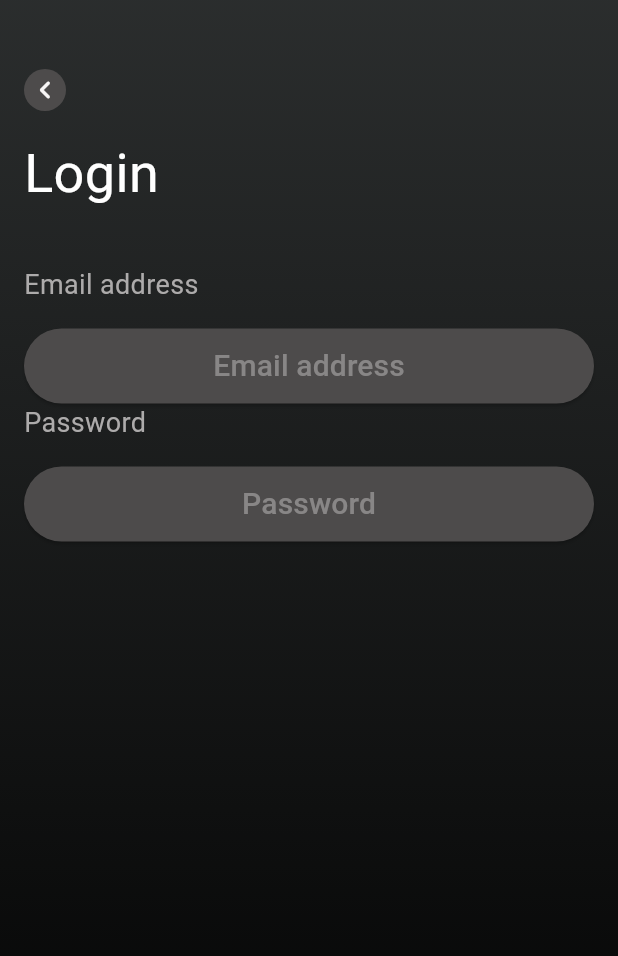
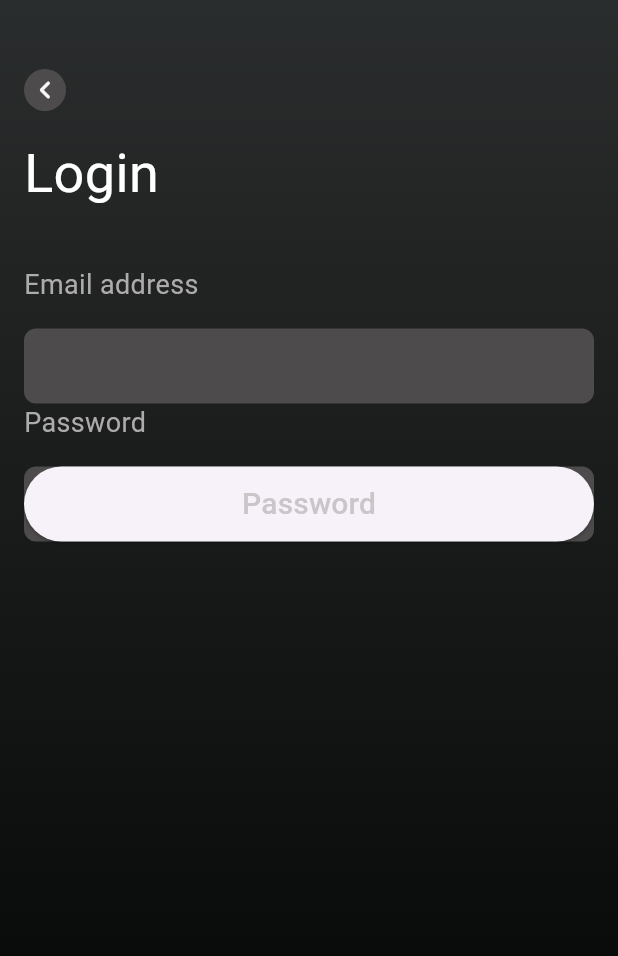
Before and after one commit to Veeqy/soundApp, a Flutter app: the Login_page screen opened directly, on a phone screen of 412 x 824 dp. Shown: the top 956 px of the screen. Run offline on Flutter 3.47's test engine with Material 3 defaults, Android fonts, the phone set to English and light mode, and no system bars.

Commit message:
button modification

```diff
--- a/lib/screens.dart/login_page.dart
+++ b/lib/screens.dart/login_page.dart
@@ -80,20 +80,22 @@ class Login_page extends StatelessWidget {
               const SizedBox(
                 height: 16,
               ),
-               SizedBox(
+               Container(
                 height: 50,
-                child: ElevatedButton(
-                  onPressed: () {},
-                  style:  ElevatedButton.styleFrom(
-                backgroundColor: const Color.fromARGB(255, 77, 75, 75),
-                ), child: const Text(
-                  'Email address',
-                  style: TextStyle(
-                    fontSize: 20,
-                    color: Color.fromARGB(157, 173, 171, 171),
+                decoration: BoxDecoration(
+                  borderRadius: BorderRadius.circular(8),
+                  color:const Color.fromARGB(255, 77, 75, 75),
                 ),
-                ),
-                ),
+                // child: ElevatedButton(
+                //   onPressed: () {},
+                //   child: const Text(
+                //     'Email address',
+                //     style: TextStyle(
+                //       fontSize: 20,
+                //       color: Color.fromARGB(157, 173, 171, 171),
+                //     ),
+                //   ),
+                // ),
               ),
               const Text(
                 'Password',
@@ -105,13 +107,15 @@ class Login_page extends StatelessWidget {
               const SizedBox(
                 height: 16,
               ),
-               SizedBox(
+              Container(
                 height: 50,
+                decoration: BoxDecoration(
+                  borderRadius: BorderRadius.circular(8),
+                  color:const Color.fromARGB(255, 77, 75, 75),
+                ),
                 child: ElevatedButton(
                   onPressed: () {},
-                  style:  ElevatedButton.styleFrom(
-                backgroundColor: const Color.fromARGB(255, 77, 75, 75),
-                ), child: const Text(
+                  child: const Text(
                     'Password',
                     style: TextStyle(
                       fontSize: 20,
```
Lines whose indentation alone changed are shown as unchanged.
